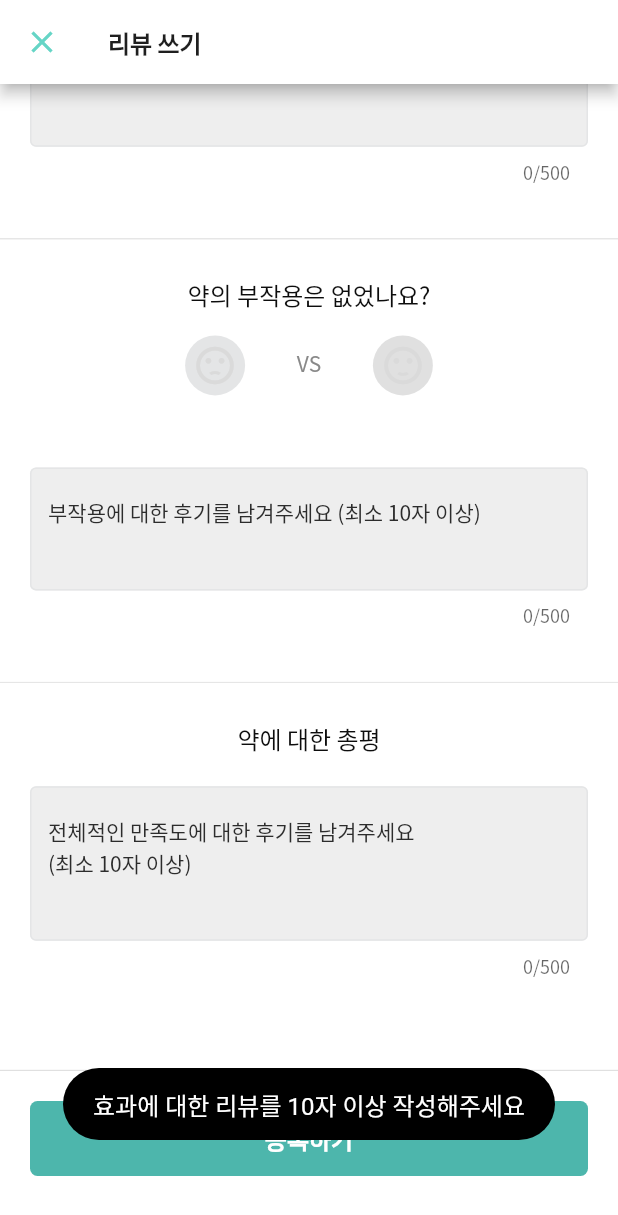
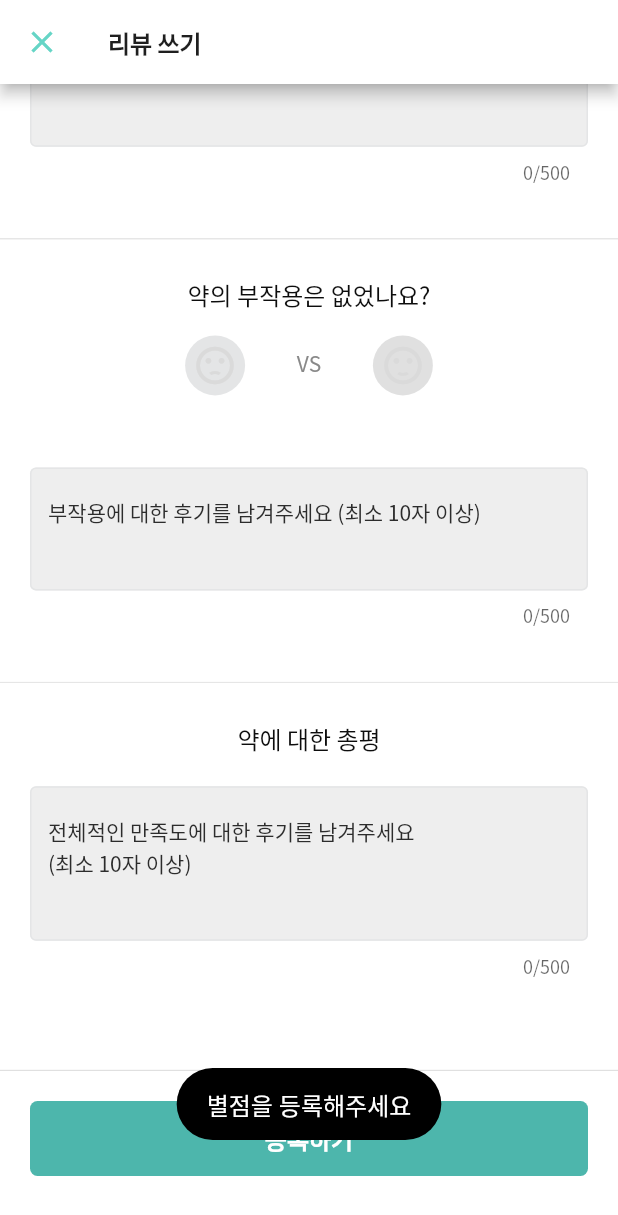
Before and after one commit to Semodrug/semo_ver2, a Flutter app: the WriteReview screen opened directly with empty values, scrolled down 576 dp, after a tap on "등록하기", on a phone screen of 412 x 824 dp. Shown: the top 1215 px of the screen. Run offline on Flutter 3.47's test engine with Material 2 defaults, Android fonts, the phone set to English and light mode, and no system bars; our stand-ins replace cloud_firestore, firebase_auth, firebase_core, firebase_storage, fl_chart, flutter_datetime_picker and 9 more; missing offline and left inert: app_settings, dynamic_text_highlighting, firebase_ml_vision; accounts and stored records are empty; network calls fail.

Commit message:
[UPDATE] edit theme & function

```diff
--- a/lib/review/write_review.dart
+++ b/lib/review/write_review.dart
@@ -47,7 +47,7 @@ class _WriteReviewState extends State<WriteReview> {
   String id = '';
   String effect = '';
   String sideEffect = '';
-  double starRating =  3;
+  double starRating =  0;
   String effectText = '';
   String sideEffectText = '';
   String overallText = '';
@@ -420,14 +420,13 @@ class _WriteReviewState extends State<WriteReview> {
               itemPadding: EdgeInsets.symmetric(horizontal: 0.5),
               itemBuilder: (context, _) => Icon(
                   Icons.star,
-//                color: Colors.amber[300],
-                  color: _green
+                  color: primary300_main
               ),
               onRatingUpdate: (rating) {
                 starRating = rating;
                 setState(() {
-                  if(starRating == 0)
-                    starRatingText = "선택하세요.";
+                  //if(starRating == 0)
+                  //  starRatingText = "선택하세요.";
                   if(starRating == 1)
                     starRatingText =  "1점 (별로에요)";
                   if(starRating == 2)
@@ -740,13 +739,22 @@ class _WriteReviewState extends State<WriteReview> {
         effectText = myControllerEffect.text;
         sideEffectText = myControllerSideEffect.text;
         overallText = myControllerOverall.text;
-        if(overallText.length < 10) _warning = "총평 리뷰를 10자 이상 작성해주세요";
-        if(sideEffectText.length < 10) _warning = "부작용에 대한 리뷰를 10자 이상 \n작성해주세요";
-        if(effectText.length < 10) _warning = "효과에 대한 리뷰를 10자 이상 작성해주세요";
 
 
 
-        if(effectText.length < 10 || sideEffectText.length < 10 || overallText.length < 10)
+        if(overallText.length < 10) _warning = "총평 리뷰를 10자 이상 작성해주세요";
+        if(sideEffectText.length < 10) _warning = "부작용에 대한 리뷰를 10자 이상 \n작성해주세요";
+        if(sideEffect.isEmpty) _warning = "부작용 별점을 등록해주세요";
+        if(effectText.length < 10) _warning = "효과에 대한 리뷰를 10자 이상 작성해주세요";
+        if(effect.isEmpty) _warning = "효과 별점을 등록해주세요";
+        // if(starRating == 0) _warning = "별점을 등록해주세요";
+        if(starRatingText.isEmpty) _warning = "별점을 등록해주세요";
+
+
+
+
+        if(effectText.length < 10 || sideEffectText.length < 10 || overallText.length < 10 || starRatingText.isEmpty||
+          effect.isEmpty || effect.isEmpty)
           Fluttertoast.showToast(
               msg: _warning,
               toastLength: Toast.LENGTH_SHORT,
```
